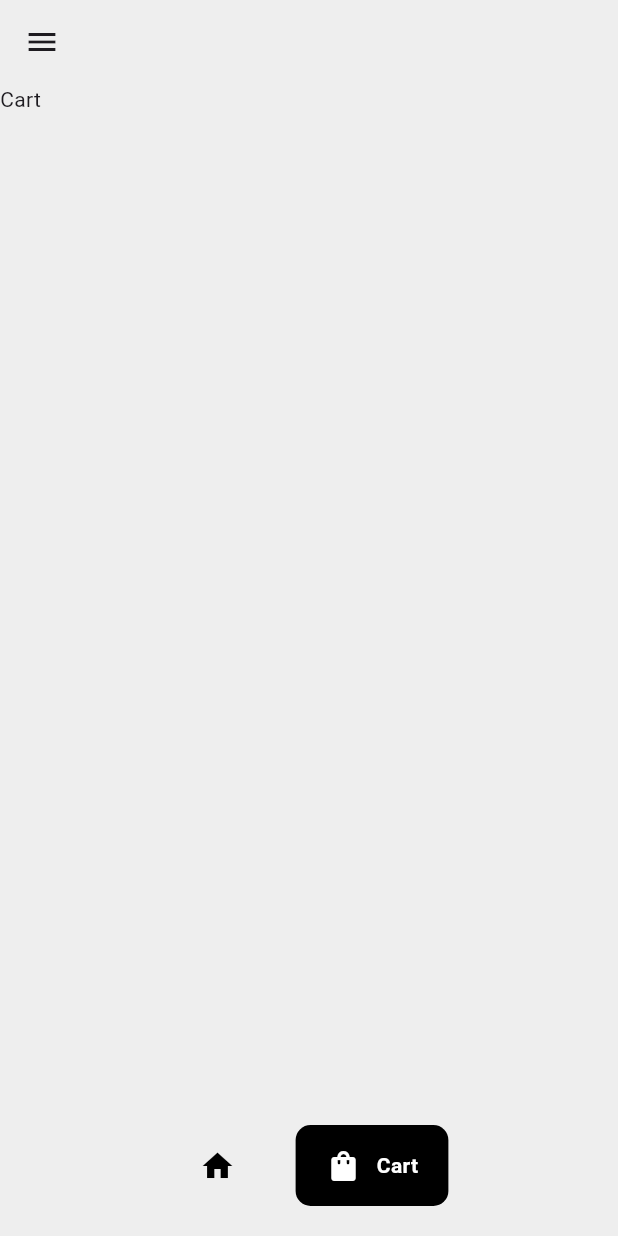
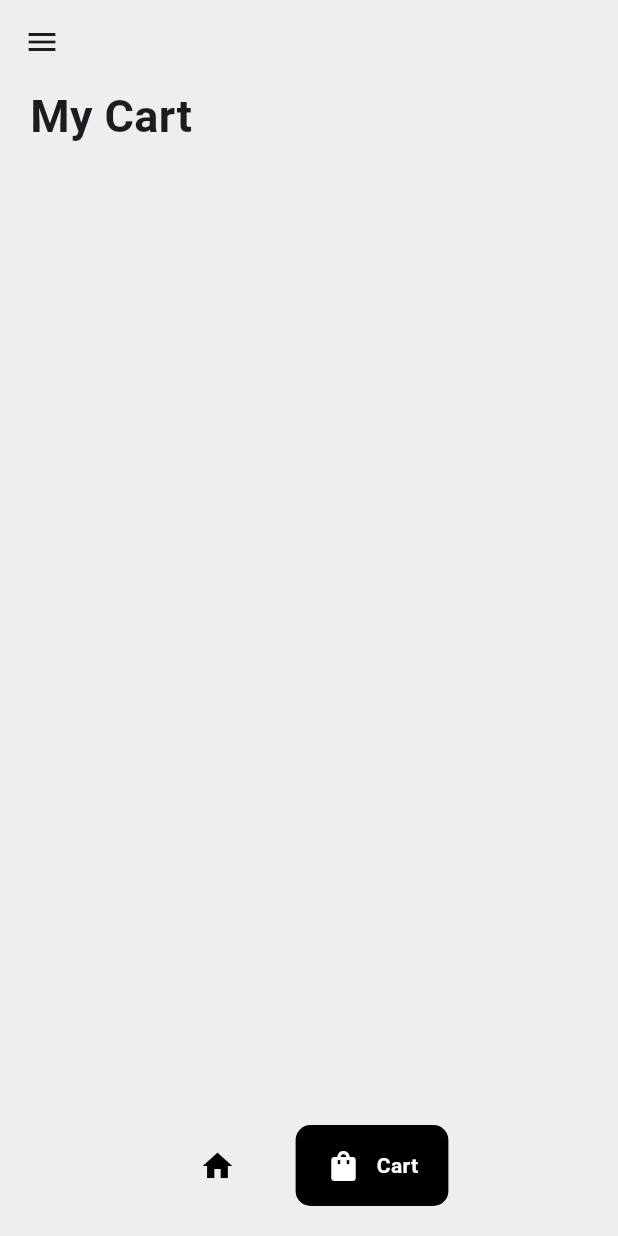
Before and after one commit to FashMuyhee/flutter_ecommerce, a Flutter app: the HomePage screen opened by its route, item 2 of the bottom bar chosen, on a phone screen of 412 x 824 dp. Run offline on Flutter 3.47's test engine with Material 3 defaults, Android fonts, the phone set to English and light mode, and no system bars; drawn by our look-alikes of google_nav_bar.

Commit message:
cart implementation with provider

```diff
--- a/lib/pages/cart.dart
+++ b/lib/pages/cart.dart
@@ -1,10 +1,39 @@
+import 'package:ecommerce/models/Shoe.dart';
+import 'package:ecommerce/providers/CartProvider.dart';
+import 'package:ecommerce/widgets/cart-tile.dart';
 import 'package:flutter/material.dart';
+import 'package:provider/provider.dart';
 
 class CartPage extends StatelessWidget {
   const CartPage({super.key});
 
+  void onRemoveItem(){
+
+  }
+
   @override
   Widget build(BuildContext context) {
-    return Container(child: Text('Cart'));
+    final cart = context.watch<CartProvider>().cart;
+
+    return Column(crossAxisAlignment: CrossAxisAlignment.start, children: [
+      const Padding(
+        padding: EdgeInsets.only(left: 20),
+        child: Text(
+          'My Cart',
+          style: TextStyle(fontWeight: FontWeight.bold, fontSize: 30),
+        ),
+      ),
+      const SizedBox(height: 50),
+      // cart list
+      Expanded(
+        child: ListView.builder(
+          itemCount: cart.length,
+          itemBuilder: (context, index) {
+            Shoe cartItem = cart[index];
+            return CartTile(item: cartItem, onRemove: () {});
+          },
+        ),
+      ),
+    ]);
   }
 }
```
Also changed, not shown: lib/widgets/cart-tile.dart (added, +30 -0 lines).
